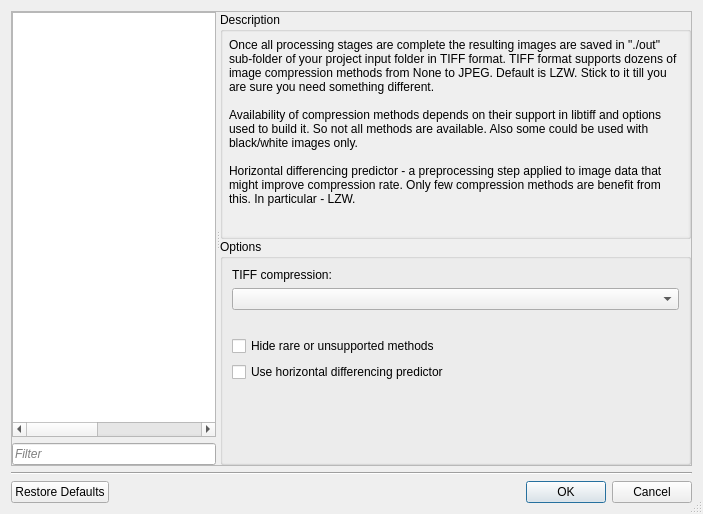
This is src/app/ui/SettingsDialog.ui in ImageProcessing-ElectronicPublications/scantailor-deviant as Qt 5 draws it before an edit. The edited form follows.
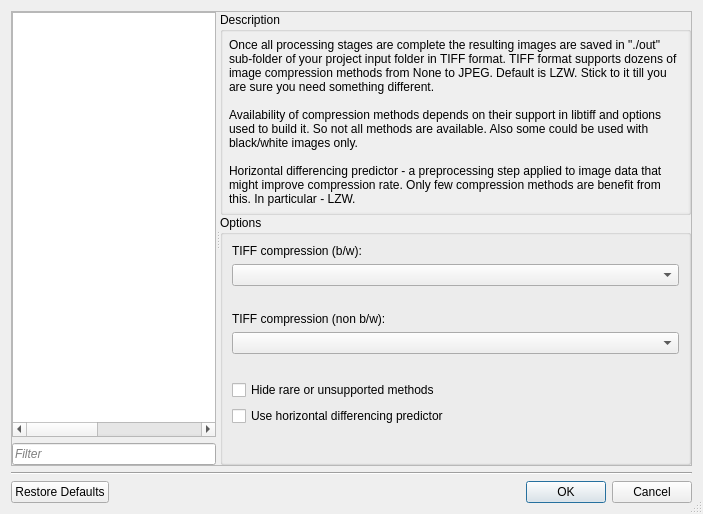
This is the edited form. The open tabs and pages were chosen to show the change. Icons and pictures are not drawn. Custom widgets are drawn as their Qt base class.

Commit message:
Separate tiff compression settings for b/w and non b/w images
As some compression methods support only b/w (1 bps) images.

```diff
--- a/src/app/ui/SettingsDialog.ui
+++ b/src/app/ui/SettingsDialog.ui
@@ -1094,8 +1094,8 @@
                <rect>
                 <x>0</x>
                 <y>0</y>
-                <width>104</width>
-                <height>922</height>
+                <width>419</width>
+                <height>225</height>
                </rect>
               </property>
               <layout class="QVBoxLayout" name="verticalLayout_57">
@@ -1150,7 +1150,7 @@
            <item>
             <widget class="QLabel" name="label_2">
              <property name="text">
-              <string>TIFF compression:</string>
+              <string>TIFF compression (b/w):</string>
              </property>
             </widget>
            </item>
@@ -1165,7 +1165,54 @@
             </widget>
            </item>
            <item>
-            <widget class="QLabel" name="lblTiffDetails">
+            <widget class="QLabel" name="lblTiffDetailsBW">
+             <property name="sizePolicy">
+              <sizepolicy hsizetype="Preferred" vsizetype="Preferred">
+               <horstretch>0</horstretch>
+               <verstretch>0</verstretch>
+              </sizepolicy>
+             </property>
+             <property name="font">
+              <font>
+               <italic>true</italic>
+              </font>
+             </property>
+             <property name="layoutDirection">
+              <enum>Qt::LeftToRight</enum>
+             </property>
+             <property name="text">
+              <string notr="true"/>
+             </property>
+             <property name="alignment">
+              <set>Qt::AlignHCenter|Qt::AlignTop</set>
+             </property>
+             <property name="wordWrap">
+              <bool>true</bool>
+             </property>
+             <property name="textInteractionFlags">
+              <set>Qt::LinksAccessibleByMouse|Qt::TextSelectableByKeyboard|Qt::TextSelectableByMouse</set>
+             </property>
+            </widget>
+           </item>
+           <item>
+            <widget class="QLabel" name="lblTifCompressionColor">
+             <property name="text">
+              <string>TIFF compression (non b/w):</string>
+             </property>
+            </widget>
+           </item>
+           <item>
+            <widget class="QComboBox" name="cbTiffCompressionColor">
+             <property name="sizePolicy">
+              <sizepolicy hsizetype="Preferred" vsizetype="Preferred">
+               <horstretch>0</horstretch>
+               <verstretch>0</verstretch>
+              </sizepolicy>
+             </property>
+            </widget>
+           </item>
+           <item>
+            <widget class="QLabel" name="lblTiffDetailsColor">
              <property name="sizePolicy">
               <sizepolicy hsizetype="Preferred" vsizetype="Preferred">
                <horstretch>0</horstretch>
```
Left out of the diff: 78 changed lines with no effect on the pictures. The commit also changes 29 other files.
